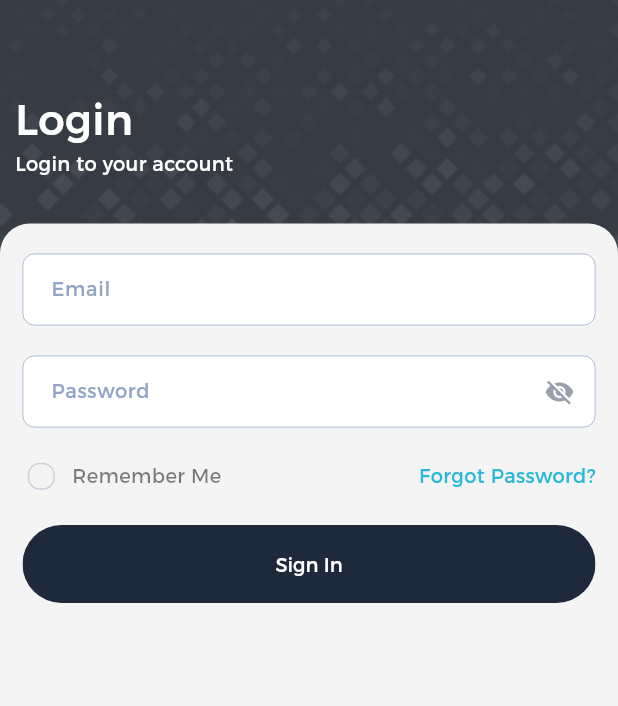
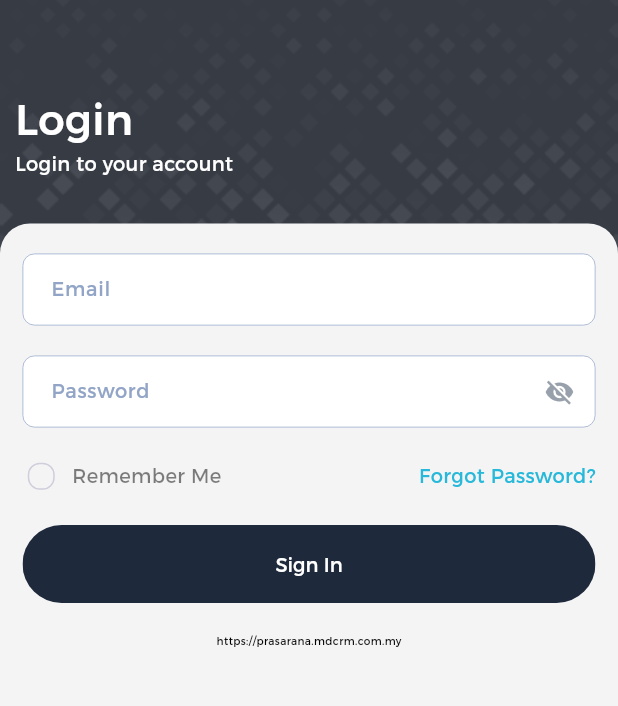
Before and after one commit to mahirandigital/prasarana-crm-mobile, a Flutter app: the LoginScreen screen opened by its route, on a phone screen of 412 x 824 dp, the part 300-1006 px from its top. Run offline on Flutter 3.47's test engine with Material 3 defaults, Android fonts, the phone set to English and light mode, and no system bars; our stand-ins replace cached_network_image, carousel_slider, connectivity_plus, contained_tab_bar_view, date_field, dio and 11 more; missing offline and left inert: dart:ffi, image_gallery_saver_plus; accounts and stored records are empty.

Commit message:
no message

```diff
--- a/lib/core/utils/url_container.dart
+++ b/lib/core/utils/url_container.dart
@@ -1,5 +1,7 @@
 class UrlContainer {
   static const String domainUrl = 'https://prasarana.mdcrm.com.my';
+  // static const String domainUrl = 'https://prasarana.mahirandigital.com';
+  // static const String domainUrl = 'https://mdcrm.com.my';
   static const String baseUrl = '$domainUrl/flutex_admin_api/';
   static const String downloadUrl = '$domainUrl/download/file';
   static const String uploadPath = 'uploads';
--- a/lib/features/auth/view/login_screen.dart
+++ b/lib/features/auth/view/login_screen.dart
@@ -6,6 +6,7 @@ import 'package:crm_prasarana_mobile/common/components/will_pop_widget.dart';
 import 'package:crm_prasarana_mobile/core/route/route.dart';
 import 'package:crm_prasarana_mobile/core/service/api_service.dart';
 import 'package:crm_prasarana_mobile/core/utils/local_strings.dart';
+import 'package:crm_prasarana_mobile/core/utils/url_container.dart';
 import 'package:crm_prasarana_mobile/features/auth/controller/login_controller.dart';
 import 'package:crm_prasarana_mobile/features/auth/repo/auth_repo.dart';
 import 'package:flutter/material.dart';
@@ -216,6 +217,9 @@ class _LoginScreenState extends State<LoginScreen> {
                                             controller.loginUser();
                                           }
                                         }),
+                                const SizedBox(height: Dimensions.space20),
+                                const Text(UrlContainer.domainUrl,
+                                    style: TextStyle(fontSize: 7)),
                               ],
                             ),
                           ),
```
